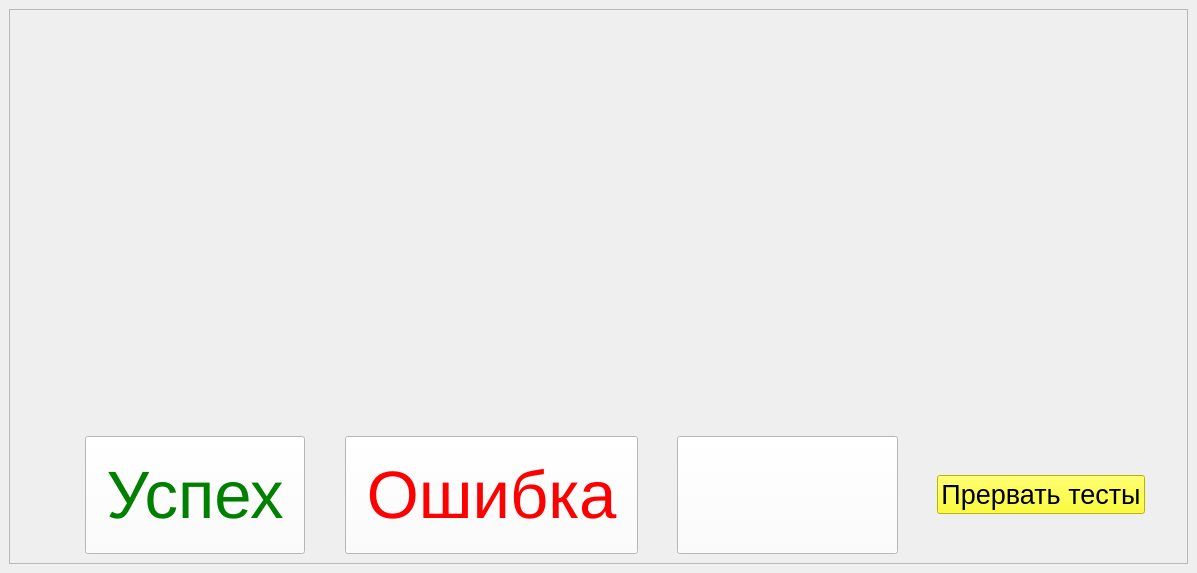
Above: ui/test_brightness.ui from Mex93/MonoblockTests before the change. Below: the same form after it.
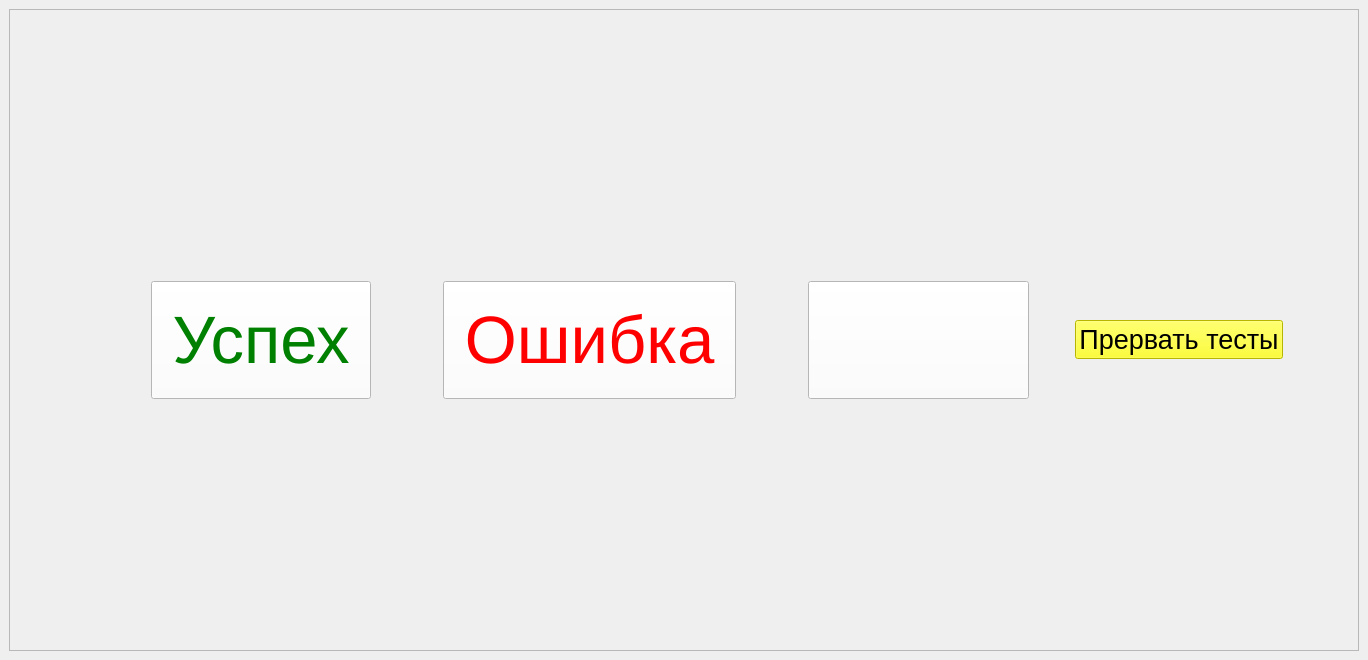
That is the form after the change. Icons and pictures are not drawn.

Commit message: brightness test completed

Diff of the .ui file:
```diff
--- a/ui/test_brightness.ui
+++ b/ui/test_brightness.ui
@@ -6,8 +6,8 @@
    <rect>
     <x>0</x>
     <y>0</y>
-    <width>1197</width>
-    <height>573</height>
+    <width>1368</width>
+    <height>660</height>
    </rect>
   </property>
   <property name="windowTitle">
@@ -18,6 +18,8 @@
     <normaloff>:/res/images/logo.ico</normaloff>:/res/images/logo.ico</iconset>
   </property>
   <widget class="QWidget" name="centralwidget">
+   <layout class="QVBoxLayout" name="verticalLayout_3">
+    <item>
    <layout class="QVBoxLayout" name="verticalLayout_2">
     <item>
      <widget class="QFrame" name="frame_btns">
@@ -28,19 +30,6 @@
        <enum>QFrame::Shadow::Raised</enum>
       </property>
       <layout class="QVBoxLayout" name="verticalLayout">
-       <item>
-        <spacer name="verticalSpacer">
-         <property name="orientation">
-          <enum>Qt::Orientation::Vertical</enum>
-         </property>
-         <property name="sizeHint" stdset="0">
-          <size>
-           <width>20</width>
-           <height>40</height>
-          </size>
-         </property>
-        </spacer>
-       </item>
        <item>
         <layout class="QHBoxLayout" name="horizontalLayout">
          <property name="topMargin">
@@ -207,6 +196,8 @@
        </item>
       </layout>
      </widget>
+      </item>
+     </layout>
     </item>
    </layout>
   </widget>
```
Lines whose indentation alone changed are shown as unchanged. The commit also changes 6 other files.
